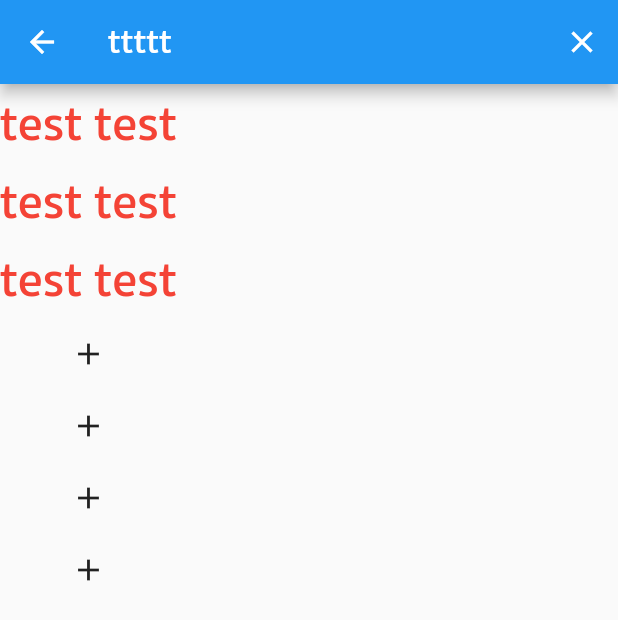
After one commit to flame123flame/utcc-mini-project-flutter-mobile, a Flutter app: the Test screen opened directly, on a phone screen of 412 x 824 dp. The commit adds this screen. Shown: the top 620 px of the screen. Run offline on Flutter 3.47's test engine with Material 2 defaults, Android fonts, the light colour scheme and no system bars; our stand-ins replace another_flushbar, device_info_plus, dio, flutter_easyloading, flutter_native_splash, flutter_secure_storage and 5 more; missing offline and left inert: just_the_tooltip; accounts and stored records are empty; statements that could not run were skipped.

Commit message:
add page test

```diff
--- /dev/null
+++ b/lib/screens/bus/test.dart
@@ -0,0 +1,66 @@
+import 'package:flutter/material.dart';
+import 'package:flutter/src/foundation/key.dart';
+import 'package:flutter/src/widgets/framework.dart';
+import 'package:flutter/src/widgets/placeholder.dart';
+
+class Test extends StatefulWidget {
+  const Test({Key? key}) : super(key: key);
+
+  @override
+  State<Test> createState() => _TestState();
+}
+
+class _TestState extends State<Test> {
+  @override
+  Widget build(BuildContext context) {
+    return Scaffold(
+      appBar: AppBar(
+        title: Text("ttttt"),
+        actions: <Widget>[
+          IconButton(
+            icon: Icon(Icons.close),
+            onPressed: () {},
+          )
+        ],
+      ),
+      body: Column(
+        children: [
+          Container(
+            child: Column(
+              children: [
+                Text("test test",
+                    style: TextStyle(color: Colors.red, fontSize: 30)),
+                Text("test test",
+                    style: TextStyle(color: Colors.red, fontSize: 30)),
+                Text("test test",
+                    style: TextStyle(color: Colors.red, fontSize: 30)),
+              ],
+            ),
+          ),
+          Container(
+            child: Column(
+              children: [
+                IconButton(
+                  icon: Icon(Icons.add_outlined),
+                  onPressed: () {},
+                ),
+                IconButton(
+                  icon: Icon(Icons.add_outlined),
+                  onPressed: () {},
+                ),
+                IconButton(
+                  icon: Icon(Icons.add_outlined),
+                  onPressed: () {},
+                ),
+                IconButton(
+                  icon: Icon(Icons.add_outlined),
+                  onPressed: () {},
+                )
+              ],
+            ),
+          ),
+        ],
+      ),
+    );
+  }
+}
--- a/lib/screens/users/manage_role.dart
+++ b/lib/screens/users/manage_role.dart
@@ -139,7 +139,7 @@ class _ManageRoleState extends State<ManageRole> {
       resizeToAvoidBottomInset: false,
       appBar: AppBar(
         backgroundColor: colorBar,
-        title: const Text('จัดการสิทธ์การใช้งาน'),
+        title: Text('จัดการสิทธ์การใช้งาน'),
         centerTitle: true,
         leading: IconButton(
           icon: Icon(
@@ -159,7 +159,7 @@ class _ManageRoleState extends State<ManageRole> {
             onPressed: () {
               ValidateForm(context);
             },
-          )
+          ),
         ],
       ),
       body: Container(
```
Also changed, not shown: lib/screens/navigation_menu_bar.dart (+10 -1 lines).
